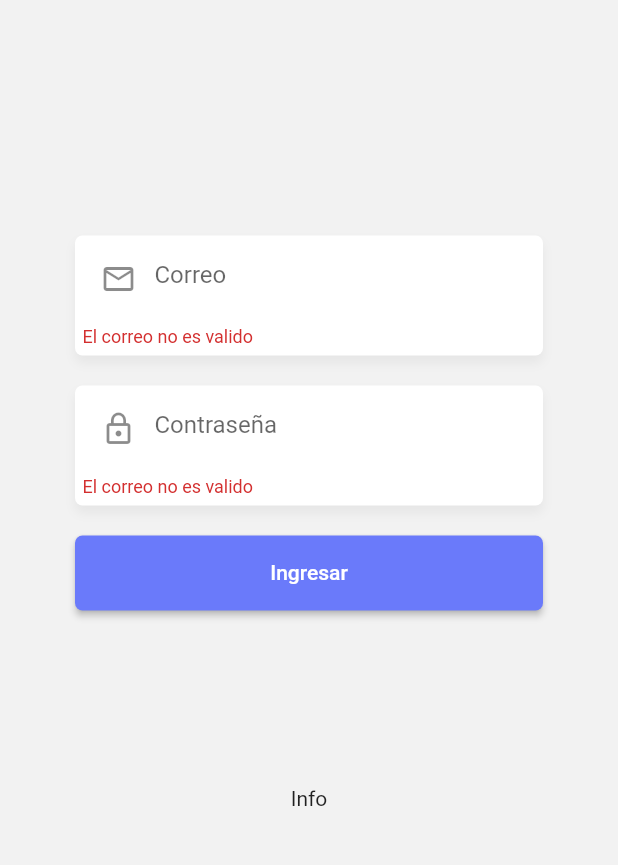
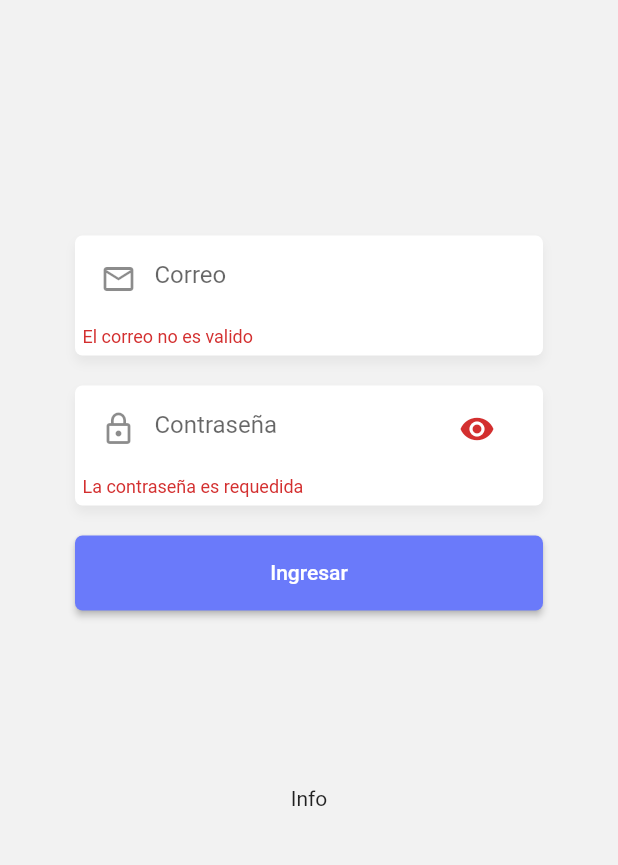
Before and after one commit to Fernatzoc/mobileSalud, a Flutter app: the LoginScreen screen opened by its route, after a tap on "Ingresar", on a phone screen of 412 x 824 dp, the part 302-1167 px from its top. Run offline on Flutter 3.47's test engine with Material 2 defaults, Android fonts, the phone set to English and light mode, and no system bars; our stand-ins replace flutter_secure_storage; accounts and stored records are empty; network calls fail.

Commit message:
Login Validation Fix

```diff
--- /dev/null
+++ b/lib/global/validations.dart
@@ -0,0 +1,4 @@
+class Validations {
+  static String patternEmail =
+      r"^[a-zA-Z0-9.!#$%&'*+/=?^_`{|}~-]+@[a-zA-Z0-9](?:[a-zA-Z0-9-]{0,253}[a-zA-Z0-9])?(?:\.[a-zA-Z0-9](?:[a-zA-Z0-9-]{0,253}[a-zA-Z0-9])?)*$";
+}
--- a/lib/providers/form_login_provider.dart
+++ b/lib/providers/form_login_provider.dart
@@ -5,9 +5,16 @@ class FormLoginProvider extends ChangeNotifier {
 
   String email = '';
   String password = '';
+  bool _isObscure = true;
 
   bool isValidForm() {
     print(formKey.currentState?.validate());
     return formKey.currentState?.validate() ?? false;
   }
+
+  bool get isObscure => _isObscure;
+  set isObscure(bool value) {
+    _isObscure = value;
+    notifyListeners();
+  }
 }
--- a/lib/screen/login_screen.dart
+++ b/lib/screen/login_screen.dart
@@ -5,6 +5,7 @@ import '../helpers/show_alert.dart';
 import '../providers/index.dart';
 import '../services/auth_service.dart';
 import '../widgets/index.dart';
+import '../global/validations.dart';
 
 class LoginScreen extends StatelessWidget {
   const LoginScreen({super.key});
@@ -81,24 +82,43 @@ class __FormState extends State<_Form> {
               placeHolder: 'Correo',
               keyboadType: TextInputType.emailAddress,
               textcontroller: emailCotroller,
+              validator: (value) {
+                String pattern = Validations.patternEmail;
+                RegExp regExp = RegExp(pattern);
+
+                return regExp.hasMatch(value ?? '')
+                    ? null
+                    : 'El correo no es valido';
+              },
             ),
             CustomInput(
               icon: Icons.lock_outline,
               placeHolder: 'Contraseña',
               keyboadType: TextInputType.emailAddress,
               textcontroller: passwordController,
-              isPassword: true,
+              isPassword: loginForm.isObscure,
+              suffixIcon: IconButton(
+                  icon: Icon(loginForm.isObscure
+                      ? Icons.visibility
+                      : Icons.visibility_off),
+                  onPressed: () {
+                    loginForm.isObscure = !loginForm.isObscure;
+                  }),
+              validator: (value) {
+                return (value?.trim().isNotEmpty == true)
+                    ? null
+                    : 'La contraseña es requedida';
+              },
             ),
             CustomButton(
                 color: Theme.of(context).primaryColor,
                 text: 'Ingresar',
-                onPressed: (() {
-                  if (!loginForm.isValidForm()) return;
-
-                  authService.authenticating
+                onPressed: authService.authenticating
                     ? null
                     : () async {
                         FocusScope.of(context).unfocus();
+
+                        if (!loginForm.isValidForm()) return;
 
                         final loginStatus = await authService.login(
                             emailCotroller.text.trim(),
@@ -109,10 +129,10 @@ class __FormState extends State<_Form> {
                           Navigator.pushReplacementNamed(context, 'home');
                         } else {
                           if (!mounted) return;
-                            showAlert(context, 'asd', 'asdd');
+                          showAlert(
+                              context, 'Error', 'Compruebe sus credenciales');
                         }
-                        };
-                }))
+                      })
           ],
         ),
       ),
--- a/lib/theme.dart
+++ b/lib/theme.dart
@@ -3,6 +3,9 @@ import 'package:flutter/material.dart';
 final theme = ThemeData.light().copyWith(
     scaffoldBackgroundColor: const Color(0xffF2F2F2),
     primaryColor: const Color(0xff6A7AFA),
+    colorScheme: ThemeData().colorScheme.copyWith(
+          primary: const Color(0xff6A7AFA),
+        ),
     appBarTheme: const AppBarTheme(
       backgroundColor: Color(0xff267ebd),
     ));
--- a/lib/widgets/custom_input.dart
+++ b/lib/widgets/custom_input.dart
@@ -4,17 +4,21 @@ class CustomInput extends StatelessWidget {
   final IconData icon;
   final String placeHolder;
   final TextEditingController textcontroller;
+  final String? Function(String?)? validator;
+  final Widget? suffixIcon;
   final TextInputType keyboadType;
   final bool isPassword;
 
-  const CustomInput(
-      {Key? key,
+  const CustomInput({
+    Key? key,
     required this.icon,
     required this.placeHolder,
     required this.textcontroller,
+    required this.validator,
     this.keyboadType = TextInputType.text,
-      this.isPassword = false})
-      : super(key: key);
+    this.isPassword = false,
+    this.suffixIcon,
+  }) : super(key: key);
 
   @override
   Widget build(BuildContext context) {
@@ -40,16 +44,8 @@ class CustomInput extends StatelessWidget {
               focusedBorder: InputBorder.none,
               border: InputBorder.none,
               hintText: placeHolder,
-          ),
-          validator: (value) {
-            String pattern =
-                r'^(([^<>()[\]\\.,;:\s@\"]+(\.[^<>()[\]\\.,;:\s@\"]+)*)|(\".+\"))@((\[[0-9]{1,3}\.[0-9]{1,3}\.[0-9]{1,3}\.[0-9]{1,3}\])|(([a-zA-Z\-0-9]+\.)+[a-zA-Z]{2,}))$';
-            RegExp regExp = RegExp(pattern);
-
-            return regExp.hasMatch(value ?? '')
-                ? null
-                : 'El correo no es valido';
-          }),
+              suffixIcon: suffixIcon),
+          validator: validator),
     );
   }
 }
```
Lines whose indentation alone changed are shown as unchanged.
